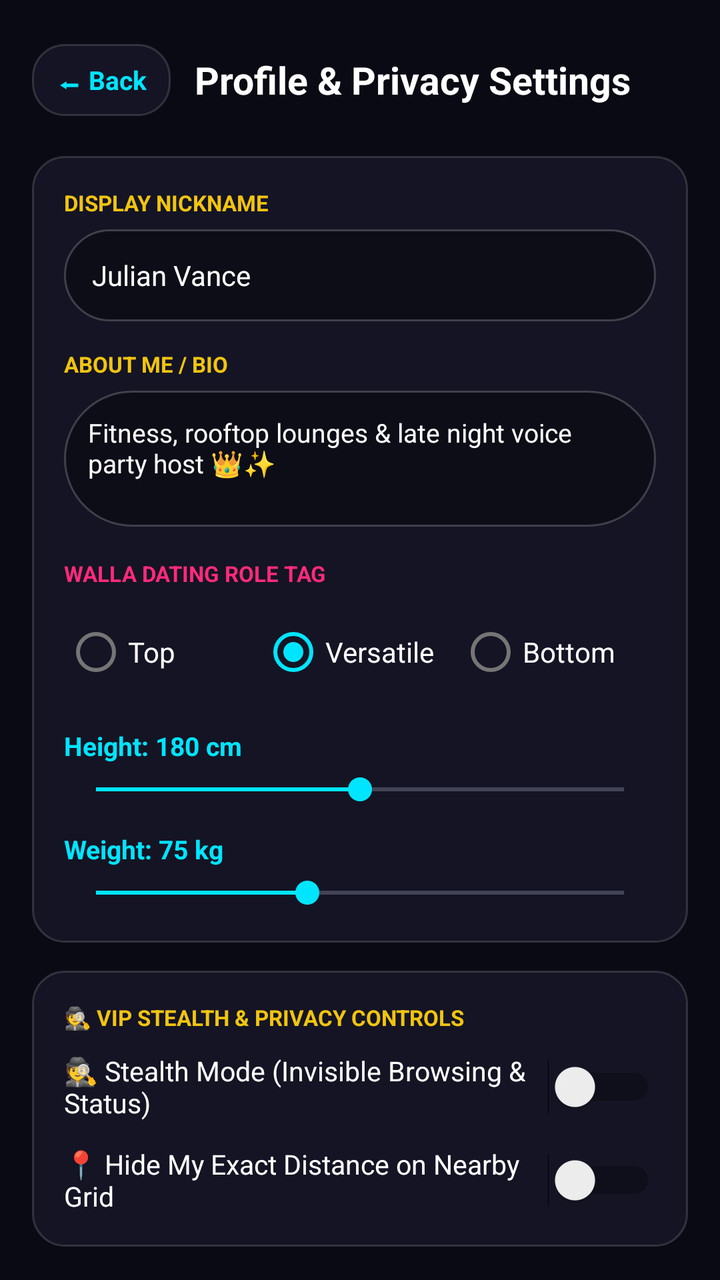
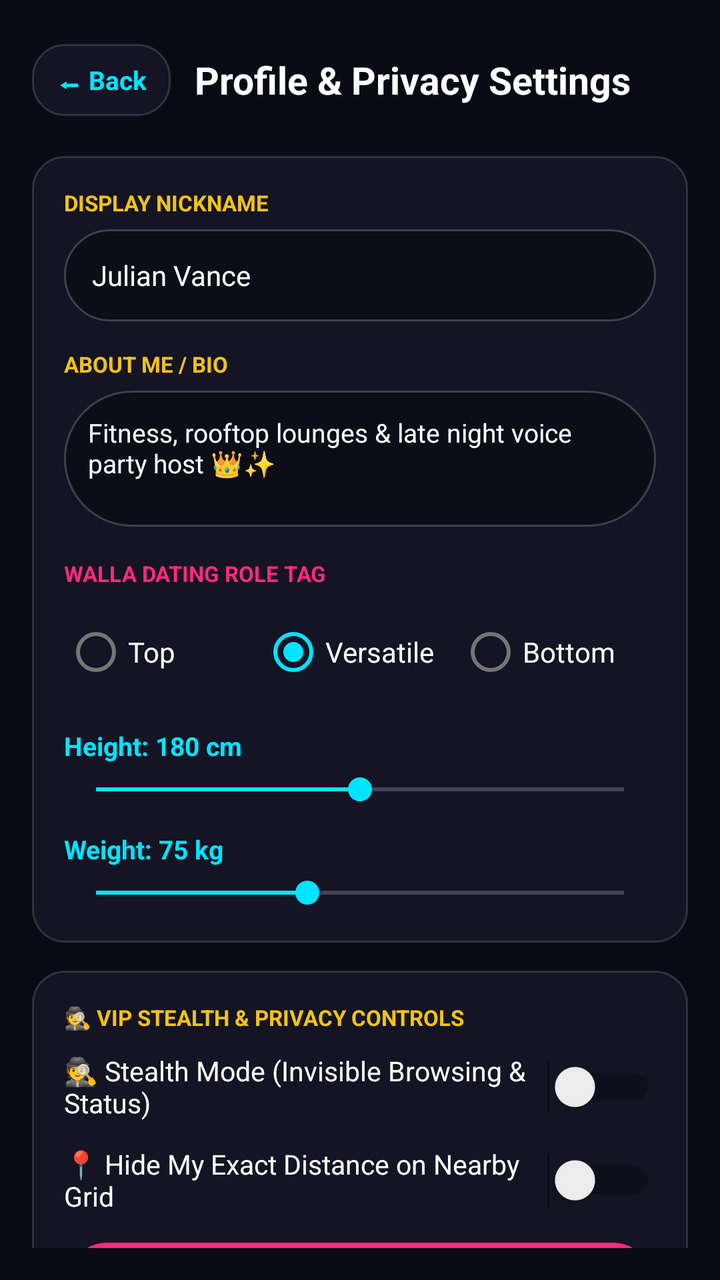

Two renders of the same Android screen: before a commit and after it. Below are the layout's source before the change and the commit's diff.
<!-- AndroidManifest.xml: application theme Theme.QLUVX -->
<!-- res/layout/activity_profile_settings.xml -->
<?xml version="1.0" encoding="utf-8"?>
<ScrollView xmlns:android="http://schemas.android.com/apk/res/android"
    xmlns:app="http://schemas.android.com/apk/res-auto"
    android:layout_width="match_parent"
    android:layout_height="match_parent"
    android:background="#0A0A14"
    android:padding="16dp"
    android:scrollbars="none">

    <LinearLayout
        android:layout_width="match_parent"
        android:layout_height="wrap_content"
        android:orientation="vertical">

        
        <LinearLayout
            android:layout_width="match_parent"
            android:layout_height="48dp"
            android:gravity="center_vertical"
            android:orientation="horizontal">

            <TextView
                android:id="@+id/btnBack"
                android:layout_width="wrap_content"
                android:layout_height="36dp"
                android:background="@drawable/bg_walla_glass_card"
                android:gravity="center"
                android:paddingHorizontal="12dp"
                android:text="⬅ Back"
                android:textColor="#00E5FF"
                android:textSize="13sp"
                android:textStyle="bold" />

            <TextView
                android:layout_width="wrap_content"
                android:layout_height="wrap_content"
                android:layout_marginStart="12dp"
                android:text="Profile &amp; Privacy Settings"
                android:textColor="#FFFFFF"
                android:textSize="19sp"
                android:textStyle="bold" />
        </LinearLayout>

        
        <LinearLayout
            android:layout_width="match_parent"
            android:layout_height="wrap_content"
            android:layout_marginTop="14dp"
            android:background="@drawable/bg_walla_glass_card"
            android:orientation="vertical"
            android:padding="16dp">

            <TextView
                android:layout_width="wrap_content"
                android:layout_height="wrap_content"
                android:text="DISPLAY NICKNAME"
                android:textColor="#F1C40F"
                android:textSize="11sp"
                android:textStyle="bold" />

            <EditText
                android:id="@+id/etNickname"
                android:layout_width="match_parent"
                android:layout_height="46dp"
                android:layout_marginTop="6dp"
                android:background="@drawable/bg_walla_pill_dark"
                android:paddingHorizontal="14dp"
                android:singleLine="true"
                android:text="Julian Vance"
                android:textColor="#FFFFFF"
                android:textSize="14sp" />

            <TextView
                android:layout_width="wrap_content"
                android:layout_height="wrap_content"
                android:layout_marginTop="14dp"
                android:text="ABOUT ME / BIO"
                android:textColor="#F1C40F"
                android:textSize="11sp"
                android:textStyle="bold" />

            <EditText
                android:id="@+id/etBio"
                android:layout_width="match_parent"
                android:layout_height="68dp"
                android:layout_marginTop="6dp"
                android:background="@drawable/bg_walla_pill_dark"
                android:gravity="top"
                android:padding="12dp"
                android:text="Fitness, rooftop lounges &amp; late night voice party host 👑✨"
                android:textColor="#FFFFFF"
                android:textSize="13sp" />

            
            <TextView
                android:layout_width="wrap_content"
                android:layout_height="wrap_content"
                android:layout_marginTop="16dp"
                android:text="WALLA DATING ROLE TAG"
                android:textColor="#FF2A7A"
                android:textSize="11sp"
                android:textStyle="bold" />

            <RadioGroup
                android:id="@+id/rgRole"
                android:layout_width="match_parent"
                android:layout_height="wrap_content"
                android:layout_marginTop="8dp"
                android:orientation="horizontal">

                <RadioButton
                    android:id="@+id/rbTop"
                    android:layout_width="0dp"
                    android:layout_height="wrap_content"
                    android:layout_weight="1"
                    android:text="Top"
                    android:textColor="#FFFFFF" />

                <RadioButton
                    android:id="@+id/rbVersatile"
                    android:layout_width="0dp"
                    android:layout_height="wrap_content"
                    android:layout_weight="1"
                    android:checked="true"
                    android:text="Versatile"
                    android:textColor="#FFFFFF" />

                <RadioButton
                    android:id="@+id/rbBottom"
                    android:layout_width="0dp"
                    android:layout_height="wrap_content"
                    android:layout_weight="1"
                    android:text="Bottom"
                    android:textColor="#FFFFFF" />
            </RadioGroup>

            
            <TextView
                android:id="@+id/tvHeightVal"
                android:layout_width="wrap_content"
                android:layout_height="wrap_content"
                android:layout_marginTop="14dp"
                android:text="Height: 180 cm"
                android:textColor="#00E5FF"
                android:textSize="13sp"
                android:textStyle="bold" />

            <SeekBar
                android:id="@+id/seekHeight"
                android:layout_width="match_parent"
                android:layout_height="wrap_content"
                android:layout_marginTop="4dp"
                android:max="60"
                android:progress="30" />

            <TextView
                android:id="@+id/tvWeightVal"
                android:layout_width="wrap_content"
                android:layout_height="wrap_content"
                android:layout_marginTop="12dp"
                android:text="Weight: 75 kg"
                android:textColor="#00E5FF"
                android:textSize="13sp"
                android:textStyle="bold" />

            <SeekBar
                android:id="@+id/seekWeight"
                android:layout_width="match_parent"
                android:layout_height="wrap_content"
                android:layout_marginTop="4dp"
                android:max="75"
                android:progress="30" />
        </LinearLayout>

        
        <LinearLayout
            android:layout_width="match_parent"
            android:layout_height="wrap_content"
            android:layout_marginTop="14dp"
            android:background="@drawable/bg_walla_glass_card"
            android:orientation="vertical"
            android:padding="16dp">

            <TextView
                android:layout_width="wrap_content"
                android:layout_height="wrap_content"
                android:layout_marginBottom="10dp"
                android:text="🕵️ VIP STEALTH &amp; PRIVACY CONTROLS"
                android:textColor="#F1C40F"
                android:textSize="11sp"
                android:textStyle="bold" />

            <Switch
                android:id="@+id/swGhostMode"
                android:layout_width="match_parent"
                android:layout_height="wrap_content"
                android:text="🕵️ Stealth Mode (Invisible Browsing &amp; Status)"
                android:textColor="#FFFFFF"
                android:textSize="13.5sp" />

            <Switch
                android:id="@+id/swHideDistance"
                android:layout_width="match_parent"
                android:layout_height="wrap_content"
                android:layout_marginTop="12dp"
                android:text="📍 Hide My Exact Distance on Nearby Grid"
                android:textColor="#FFFFFF"
                android:textSize="13.5sp" />
        </LinearLayout>

        
        <Button
            android:id="@+id/btnSaveProfile"
            android:layout_width="match_parent"
            android:layout_height="50dp"
            android:layout_marginTop="18dp"
            android:backgroundTint="#00E5FF"
            android:text="💾  Save Profile &amp; Privacy Settings"
            android:textAllCaps="false"
            android:textColor="#0A0A14"
            android:textSize="15sp"
            android:textStyle="bold" />

        
        <Button
            android:id="@+id/btnLogout"
            style="@style/Widget.MaterialComponents.Button.OutlinedButton"
            android:layout_width="match_parent"
            android:layout_height="50dp"
            android:layout_marginTop="10dp"
            android:layout_marginBottom="28dp"
            android:backgroundTint="#28101C"
            android:text="🚪  Log Out"
            android:textAllCaps="false"
            android:textColor="#FF2A7A"
            android:textSize="15sp"
            android:textStyle="bold"
            app:strokeColor="#FF2A7A" />

    </LinearLayout>
</ScrollView>
<!-- resources referenced by this layout -->
<resources>
  <!-- drawable bg_walla_glass_card (drawable) -->
  <?xml version="1.0" encoding="utf-8"?>
  <shape xmlns:android="http://schemas.android.com/apk/res/android"
      android:shape="rectangle">
      <solid android:color="#141424" />
      <corners android:radius="16dp" />
      <stroke
          android:width="1dp"
          android:color="#26FFFFFF" />
  </shape>
  <!-- drawable bg_walla_pill_dark (drawable) -->
  <?xml version="1.0" encoding="utf-8"?>
  <shape xmlns:android="http://schemas.android.com/apk/res/android"
      android:shape="rectangle">
      <solid android:color="#B80A0A14" />
      <corners android:radius="999dp" />
      <stroke
          android:width="1dp"
          android:color="#33FFFFFF" />
  </shape>
  <style name="Theme.QLUVX" parent="Theme.MaterialComponents.DayNight.NoActionBar">
          <item name="colorPrimary">@color/walla_pink_neon</item>
          <item name="colorPrimaryVariant">@color/walla_surface_obsidian</item>
          <item name="colorSecondary">@color/walla_cyan_neon</item>
          <item name="android:windowBackground">@color/walla_bg_velvet</item>
          <item name="android:statusBarColor">#0A0A14</item>
          <item name="android:navigationBarColor">#101020</item>
          <item name="android:textColorPrimary">@color/qluvx_text_primary</item>
          <item name="android:textColorSecondary">@color/qluvx_text_secondary</item>
      </style>
  <color name="walla_pink_neon">#FF2A7A</color>
  <color name="walla_surface_obsidian">#141424</color>
  <color name="walla_cyan_neon">#00E5FF</color>
  <color name="walla_bg_velvet">#0A0A14</color>
  <color name="qluvx_text_primary">#FFFFFF</color>
  <color name="qluvx_text_secondary">#C7C7E2</color>
</resources>

<!-- the commit's change to res/layout/activity_profile_settings.xml (unified diff, before → after) -->
@@ -206,6 +206,30 @@
                 android:text="📍 Hide My Exact Distance on Nearby Grid"
                 android:textColor="#FFFFFF"
                 android:textSize="13.5sp" />
+
+            <Button
+                android:id="@+id/btnOpenPrivacyCloakFromSettings"
+                android:layout_width="match_parent"
+                android:layout_height="44dp"
+                android:layout_marginTop="14dp"
+                android:background="@drawable/bg_walla_gold_pill"
+                android:text="🛡️ Privacy Cloak, Calculator Disguise 🧮 &amp; Panic Exit 🚨"
+                android:textAllCaps="false"
+                android:textColor="#0A0A14"
+                android:textSize="12sp"
+                android:textStyle="bold" />
+
+            <Button
+                android:id="@+id/btnOpenTeleportFromSettings"
+                android:layout_width="match_parent"
+                android:layout_height="44dp"
+                android:layout_marginTop="8dp"
+                android:background="@drawable/bg_walla_cyan_pill"
+                android:text="🌍 Global City Radar Teleport (Bangkok, Tokyo, NY...)"
+                android:textAllCaps="false"
+                android:textColor="#0A0A14"
+                android:textSize="12sp"
+                android:textStyle="bold" />
         </LinearLayout>
 
         
@@ -230,7 +254,7 @@
             android:layout_marginTop="10dp"
             android:layout_marginBottom="28dp"
             android:backgroundTint="#28101C"
-            android:text="🚪  Log Out"
+            android:text="🚪 Log Out of QLUVX"
             android:textAllCaps="false"
             android:textColor="#FF2A7A"
             android:textSize="15sp"
<!-- resource entries referenced after the edit -->
@@ -1,5 +1,15 @@
 <!-- resources referenced by this layout -->
 <resources>
+  <!-- drawable bg_walla_cyan_pill (drawable) -->
+  <?xml version="1.0" encoding="utf-8"?>
+  <shape xmlns:android="http://schemas.android.com/apk/res/android"
+      android:shape="rectangle">
+      <gradient
+          android:angle="0"
+          android:endColor="#00B0FF"
+          android:startColor="#00E5FF" />
+      <corners android:radius="999dp" />
+  </shape>
   <!-- drawable bg_walla_glass_card (drawable) -->
   <?xml version="1.0" encoding="utf-8"?>
   <shape xmlns:android="http://schemas.android.com/apk/res/android"
@@ -9,6 +19,16 @@
       <stroke
           android:width="1dp"
           android:color="#26FFFFFF" />
+  </shape>
+  <!-- drawable bg_walla_gold_pill (drawable) -->
+  <?xml version="1.0" encoding="utf-8"?>
+  <shape xmlns:android="http://schemas.android.com/apk/res/android"
+      android:shape="rectangle">
+      <gradient
+          android:angle="0"
+          android:endColor="#FF8F00"
+          android:startColor="#F1C40F" />
+      <corners android:radius="999dp" />
   </shape>
   <!-- drawable bg_walla_pill_dark (drawable) -->
   <?xml version="1.0" encoding="utf-8"?>
